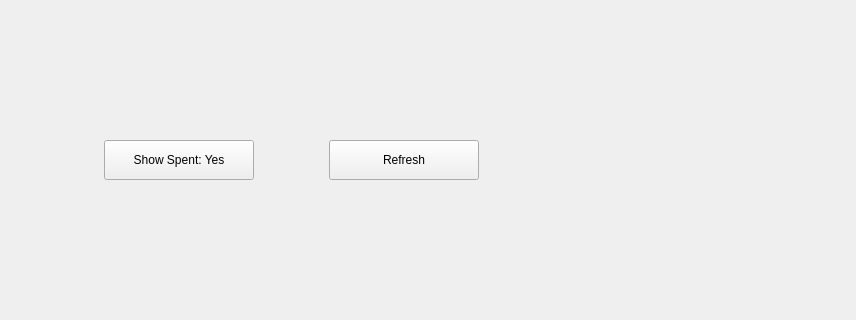
Old version of the form windows_desktop/e_outputs.ui in the repository mwcproject/mwc-qt-wallet; both pictures show x 0 to 856 and y 232 to 552 of the 856 by 724 pixel window.
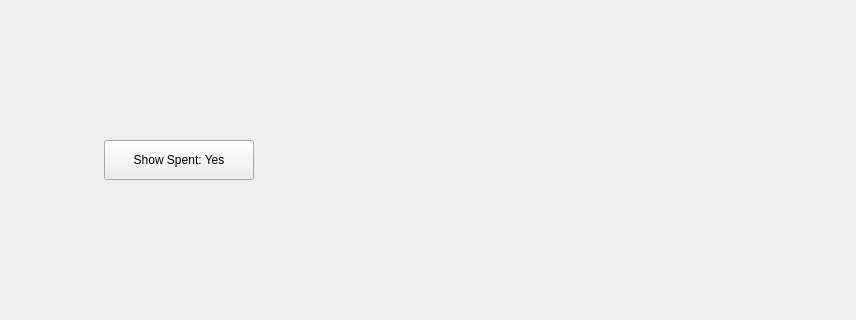
New version of the form. Custom widgets are drawn as their Qt base class.

Diff of the .ui file:
```diff
--- a/windows_desktop/e_outputs.ui
+++ b/windows_desktop/e_outputs.ui
@@ -126,53 +126,6 @@
               </property>
              </widget>
             </item>
-            <item>
-             <spacer name="horizontalSpacer">
-              <property name="orientation">
-               <enum>Qt::Horizontal</enum>
-              </property>
-              <property name="sizeType">
-               <enum>QSizePolicy::Fixed</enum>
-              </property>
-              <property name="sizeHint" stdset="0">
-               <size>
-                <width>60</width>
-                <height>20</height>
-               </size>
-              </property>
-             </spacer>
-            </item>
-            <item>
-             <widget class="control::MwcPushButtonNormal" name="refreshButton">
-              <property name="minimumSize">
-               <size>
-                <width>150</width>
-                <height>40</height>
-               </size>
-              </property>
-              <property name="maximumSize">
-               <size>
-                <width>16777215</width>
-                <height>40</height>
-               </size>
-              </property>
-              <property name="focusPolicy">
-               <enum>Qt::StrongFocus</enum>
-              </property>
-              <property name="toolTip">
-               <string>Update outputs status</string>
-              </property>
-              <property name="statusTip">
-               <string>Update outputs status</string>
-              </property>
-              <property name="text">
-               <string>Refresh</string>
-              </property>
-              <property name="autoDefault">
-               <bool>true</bool>
-              </property>
-             </widget>
-            </item>
             <item>
              <spacer name="horizontalSpacer_2">
               <property name="orientation">
@@ -334,6 +287,12 @@
    <extends>QPushButton</extends>
    <header>control_desktop/MwcPushButton.h</header>
   </customwidget>
+  <customwidget>
+   <class>control::RichVBox</class>
+   <extends>QWidget</extends>
+   <header>control_desktop/richvbox.h</header>
+   <container>1</container>
+  </customwidget>
   <customwidget>
    <class>control::MwcLabelProgress</class>
    <extends>QLabel</extends>
```
Left out of the diff: 15 changed lines with no effect on the pictures.
